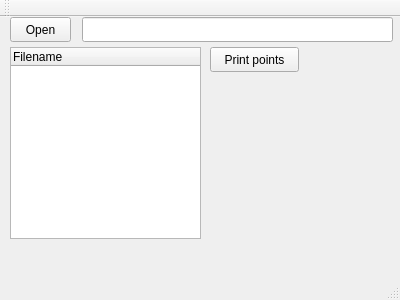
nattaon/Multi-ply-viewer, file mainwindow.ui: the form before one commit.
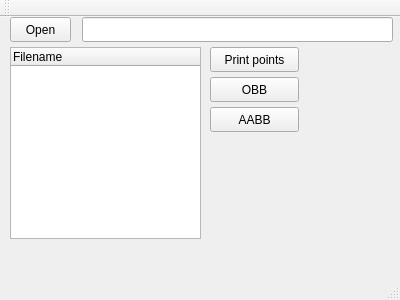
The form after the commit.

Commit message: add button for boundingbox

The edit to the form file:
```diff
--- a/mainwindow.ui
+++ b/mainwindow.ui
@@ -65,6 +65,32 @@
      <string>Print points</string>
     </property>
    </widget>
+   <widget class="QPushButton" name="obb_pushButton">
+    <property name="geometry">
+     <rect>
+      <x>210</x>
+      <y>60</y>
+      <width>89</width>
+      <height>25</height>
+     </rect>
+    </property>
+    <property name="text">
+     <string>OBB</string>
+    </property>
+   </widget>
+   <widget class="QPushButton" name="aabb_pushButton">
+    <property name="geometry">
+     <rect>
+      <x>210</x>
+      <y>90</y>
+      <width>89</width>
+      <height>25</height>
+     </rect>
+    </property>
+    <property name="text">
+     <string>AABB</string>
+    </property>
+   </widget>
   </widget>
   <widget class="QMenuBar" name="menuBar">
    <property name="geometry">
```
The commit also changes 2 other files.
